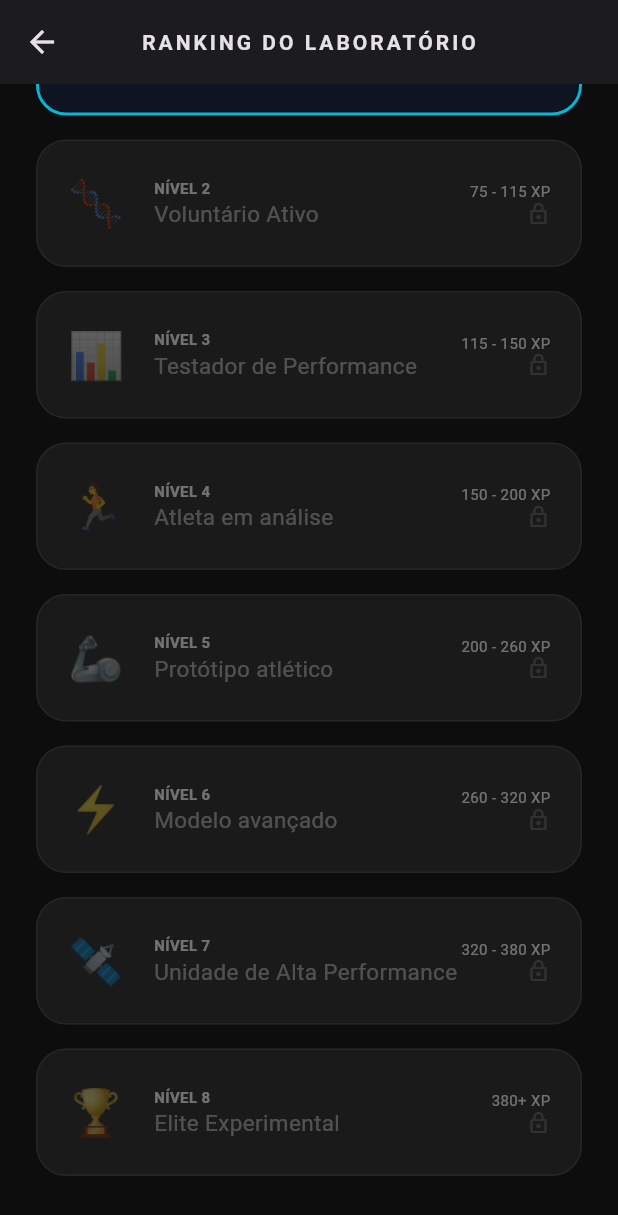
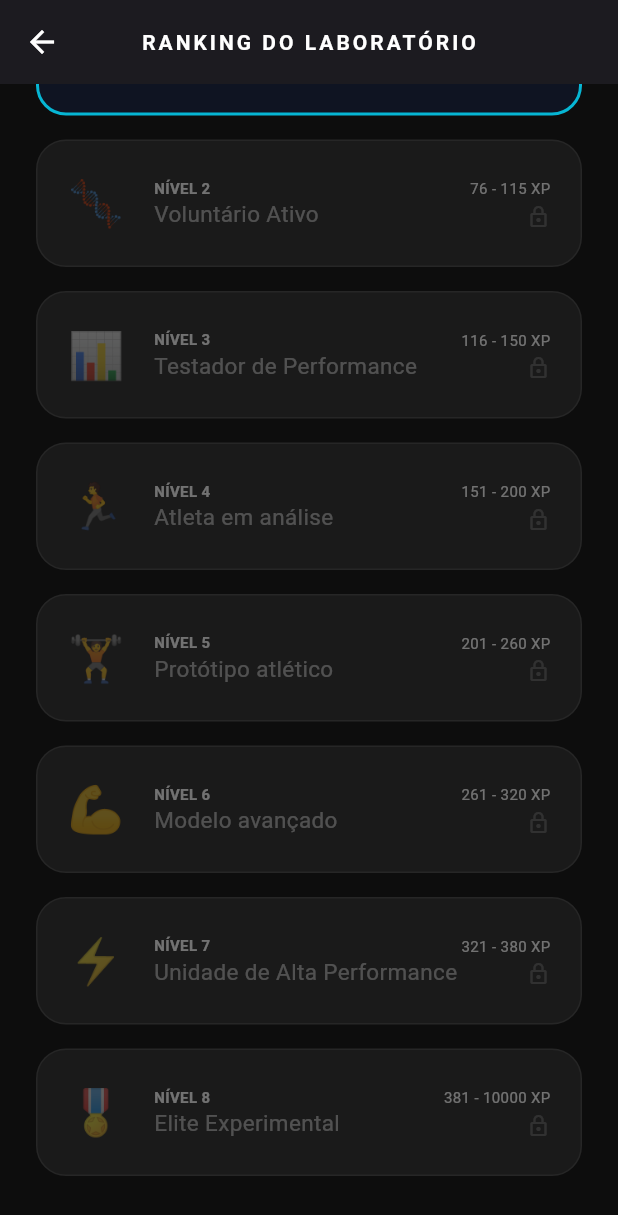
Before and after one commit to Joaohnt27/fitlab_mobile2, a Flutter app: the LevelsDetailScreen screen opened directly, scrolled down 90 dp, on a phone screen of 412 x 824 dp. Shown: the top 1215 px of the screen. Run offline on Flutter 3.47's test engine with Material 3 defaults, Android fonts, the phone set to English and light mode, and no system bars; our stand-ins replace device_preview, mask_text_input_formatter; accounts and stored records are empty.

Commit message:
feat: migrate xp and experiment logic to UserProvide

```diff
--- a/lib/models/app_data.dart
+++ b/lib/models/app_data.dart
@@ -7,9 +7,6 @@ class AppData {
   static ValueNotifier<Map<String, dynamic>?> experimentoAtivo = ValueNotifier(
     null,
   );
-
-  // Sistema de níveis
-  static ValueNotifier<int> userXP = ValueNotifier(0);
 
   // Perfil do atleta
   static ValueNotifier<AthleteProfile> perfilAtleta = ValueNotifier(
@@ -31,14 +28,12 @@ class AppData {
   static void resetarPerfil() {
     perfilAtleta.value = AthleteProfile();
 
-    // RESET: Criamos uma nova lista onde todos os isUnlocked são false
     allBadges = allBadges.map((b) => b.copyWith(isUnlocked: false)).toList();
 
     perfilAtleta.notifyListeners();
   }
 
   static void desbloquearConquistasDemo() {
-    // DESBLOQUEIO: Percorremos a lista e desbloqueamos quase todos (exceto os 2 últimos)
     List<BadgeModel> novaLista = [];
 
     for (int i = 0; i < allBadges.length; i++) {
@@ -51,34 +46,6 @@ class AppData {
 
     allBadges = novaLista;
     perfilAtleta.notifyListeners(); // Notifica a UI para colorir os ícones
-  }
-
-  static void registrarCorrida({
-    required double km,
-    required double minutos,
-    required bool novaRota,
-  }) {
-    var perfil = perfilAtleta.value;
-    double pace = minutos / km;
-
-    perfil.totalCorridas++;
-
-    // Lógica de Atribuição de Pontos
-    if (pace < 5.0) perfil.velocidade += 10; // pace rápido -> Velocidade
-    if (km > 8.0) perfil.resistencia += 10; // Distância longa -> Resistência
-    if (novaRota) perfil.exploracao += 10; // Rota nova -> Exploração
-    perfil.consistencia += 5; // Toda corrida gera consistência
-
-    // Notifica os widgets da mudança
-    perfilAtleta.notifyListeners();
-
-    // Aproveita e ganha XP geral
-    ganharXP(25);
-  }
-
-  // Função para ganhar XP
-  static void ganharXP(int quantidade) {
-    userXP.value += quantidade;
   }
 
   // Lógica de Tradução de XP para nome da patente
@@ -129,23 +96,25 @@ class AppData {
     },
   ];
 
-  static Map<String, dynamic> get nivelAtual {
-    return getNivelByXP(userXP.value);
+  static Map<String, dynamic> getNivelAtual(int xp) {
+    return levels.firstWhere(
+      (lvl) => xp >= lvl['min'] && xp <= lvl['max'],
+      orElse: () => levels.last,
+    );
   }
 
   static void desbloquearPrimeiroBadge() {
     int index = allBadges.indexWhere((b) => b.id == '1');
     if (index != -1) {
-      // Usando o copyWith que criamos!
       allBadges[index] = allBadges[index].copyWith(isUnlocked: true);
-      perfilAtleta.notifyListeners(); // Notifica para atualizar a galeria
+      perfilAtleta.notifyListeners();
     }
   }
 
   static Map<String, dynamic> getNivelByXP(int xp) {
     return levels.firstWhere(
       (lvl) => xp >= lvl['min'] && xp <= lvl['max'],
-      orElse: () => levels.last, // Retorna o último nível se o XP for altíssimo
+      orElse: () => levels.last,
     );
   }
 
--- a/lib/screens/levels_detail_screen.dart
+++ b/lib/screens/levels_detail_screen.dart
@@ -1,56 +1,28 @@
 import 'package:flutter/material.dart';
+import 'package:provider/provider.dart';
 import '../models/app_data.dart';
+import '../providers/user_provider.dart';
 
 class LevelsDetailScreen extends StatelessWidget {
   const LevelsDetailScreen({super.key});
 
   @override
   Widget build(BuildContext context) {
-    // Lista de todos os níveis
-    final List<Map<String, dynamic>> todosNiveis = [
-      {
-        "lv": 1,
-        "nome": "Recruta do laboratório",
-        "xp": "0 - 75 XP",
-        "icon": "🧪",
-      },
-      {"lv": 2, "nome": "Voluntário Ativo", "xp": "75 - 115 XP", "icon": "🧬"},
-      {
-        "lv": 3,
-        "nome": "Testador de Performance",
-        "xp": "115 - 150 XP",
-        "icon": "📊",
-      },
-      {
-        "lv": 4,
-        "nome": "Atleta em análise",
-        "xp": "150 - 200 XP",
-        "icon": "🏃",
-      },
-      {
-        "lv": 5,
-        "nome": "Protótipo atlético",
-        "xp": "200 - 260 XP",
-        "icon": "🦾",
-      },
-      {"lv": 6, "nome": "Modelo avançado", "xp": "260 - 320 XP", "icon": "⚡"},
-      {
-        "lv": 7,
-        "nome": "Unidade de Alta Performance",
-        "xp": "320 - 380 XP",
-        "icon": "🛰️",
-      },
-      {"lv": 8, "nome": "Elite Experimental", "xp": "380+ XP", "icon": "🏆"},
-    ];
+    final todosNiveis = AppData.levels;
 
     return Scaffold(
       backgroundColor: const Color(0xFF0D0D0D),
       appBar: AppBar(
         backgroundColor: Colors.transparent,
         elevation: 0,
+        leading: IconButton(
+          icon: const Icon(Icons.arrow_back, color: Colors.white),
+          onPressed: () => Navigator.pop(context),
+        ),
         title: const Text(
           "RANKING DO LABORATÓRIO",
           style: TextStyle(
+            color: Colors.white,
             fontSize: 14,
             fontWeight: FontWeight.bold,
             letterSpacing: 2,
@@ -58,18 +30,22 @@ class LevelsDetailScreen extends StatelessWidget {
         ),
         centerTitle: true,
       ),
-      body: ValueListenableBuilder(
-        valueListenable: AppData.userXP,
-        builder: (context, xpAtual, child) {
-          final nivelUsuario = AppData.nivelAtual['lv'];
+      body: Consumer<UserProvider>(
+        builder: (context, userProvider, child) {
+          final xpAtual = userProvider.usuarioLogado?.xp ?? 0;
+
+          final nivelUsuarioAtual = AppData.getNivelByXP(xpAtual);
+          final int lvAtivo = nivelUsuarioAtual['lv'];
 
           return ListView.builder(
             padding: const EdgeInsets.all(24),
             itemCount: todosNiveis.length,
             itemBuilder: (context, index) {
               final nivel = todosNiveis[index];
-              bool ehAtual = nivel['lv'] == nivelUsuario;
-              bool bloqueado = nivel['lv'] > nivelUsuario;
+              final int lvItem = nivel['lv'];
+
+              bool ehAtual = lvItem == lvAtivo;
+              bool bloqueado = lvItem > lvAtivo;
 
               return Container(
                 margin: const EdgeInsets.only(bottom: 16),
@@ -88,7 +64,6 @@ class LevelsDetailScreen extends StatelessWidget {
                 ),
                 child: Row(
                   children: [
-                    // Ícone com opacidade se estiver bloqueado
                     Opacity(
                       opacity: bloqueado ? 0.3 : 1.0,
                       child: Text(
@@ -128,22 +103,29 @@ class LevelsDetailScreen extends StatelessWidget {
                       crossAxisAlignment: CrossAxisAlignment.end,
                       children: [
                         Text(
-                          nivel['xp'],
+                          "${nivel['min']} - ${nivel['max']} XP",
                           style: const TextStyle(
                             color: Colors.white38,
                             fontSize: 10,
                           ),
                         ),
+                        const SizedBox(height: 4),
                         if (ehAtual)
                           const Icon(
                             Icons.check_circle,
                             color: Color(0xFF06B6D4),
                             size: 16,
-                          ),
-                        if (bloqueado)
+                          )
+                        else if (bloqueado)
                           const Icon(
                             Icons.lock_outline,
                             color: Colors.white10,
+                            size: 16,
+                          )
+                        else
+                          const Icon(
+                            Icons.verified,
+                            color: Colors.white24,
                             size: 16,
                           ),
                       ],
--- a/lib/screens/profile_screen.dart
+++ b/lib/screens/profile_screen.dart
@@ -1,7 +1,7 @@
 import 'package:flutter/material.dart';
 import 'package:provider/provider.dart';
 import '../models/app_data.dart';
-import '../models/user_model.dart'; // Certifique-se de importar o modelo
+import '../models/user_model.dart';
 import '../providers/user_provider.dart';
 import '../widgets/badge_item.dart';
 import '../widgets/profile_level_card.dart';
```
Also changed, not shown: lib/providers/user_provider.dart (+92 -8 lines), lib/widgets/feed_level_radial.dart (+13 -10 lines), lib/widgets/lab_goals_card.dart (+3 -7 lines), lib/widgets/profile_level_card.dart (+3 -7 lines), lib/widgets/user_level_badge.dart (+10 -5 lines).
